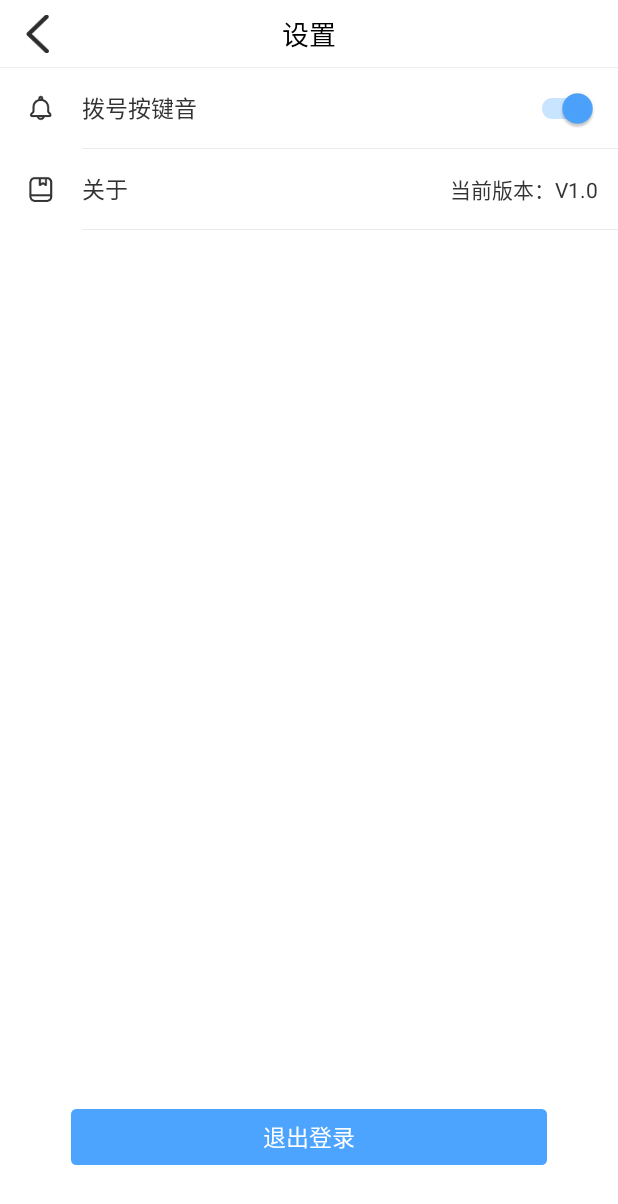
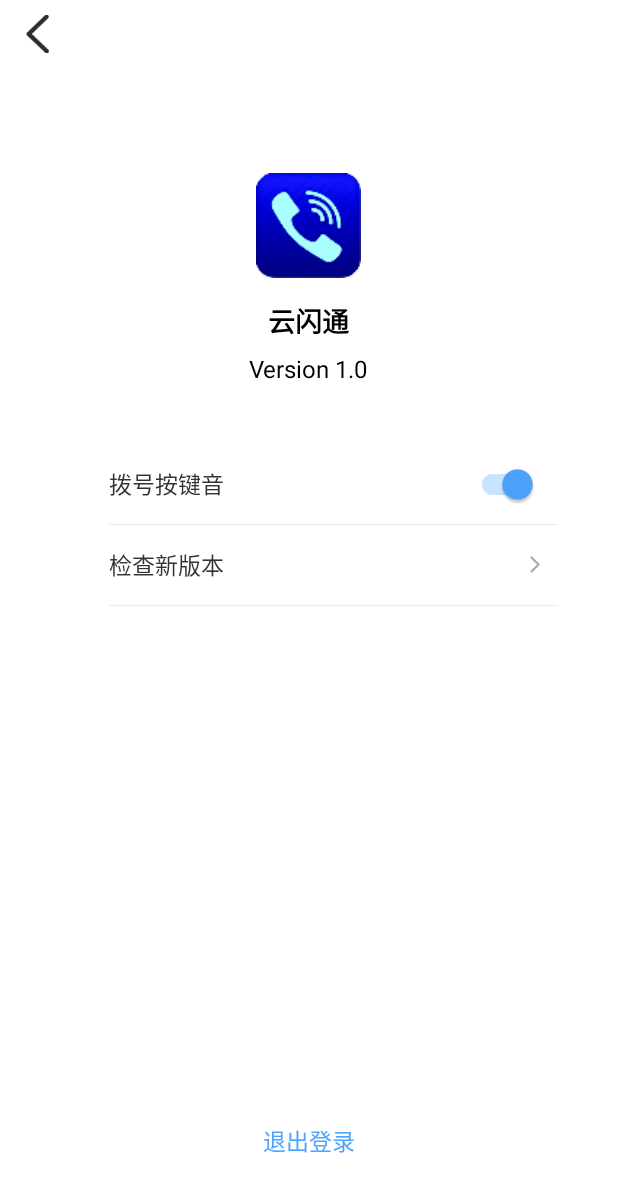
Before and after one commit to Fateee/MySipPhone, an Android app: the SettingActivity screen opened directly, with no data from a screen before it, on a phone screen of 412 x 824 dp. Shown: the top 1204 px of the screen. Run offline under Robolectric (Android 15) with nearby library versions, the phone set to English and light mode, and no system bars; our stand-ins replace data binding; libraries missing offline, so code that uses them is left out: com.easycalltech.ecsdk, com.ec.encrypt, com.ec.net, com.ec.sdk, com.ec.utils and 6 more.

Commit message:
1、设置界面 2.提示文件校验失败

```diff
--- a/app/src/main/java/com/sip/phone/call/calling/CallingFloatView.kt
+++ b/app/src/main/java/com/sip/phone/call/calling/CallingFloatView.kt
@@ -197,6 +197,7 @@ class CallingFloatView {
 
                     //静音按钮恢复默认状态
                     if (tvPhoneMute?.isSelected == true) {
+                        SdkUtil.isMicOff = false
                         SipAudioManager.getInstance().muteMicrophone(false)
                         tvPhoneMute?.isSelected = false
                         changeBtBgColor(tvPhoneMute, false)
@@ -204,6 +205,7 @@ class CallingFloatView {
 
                     //免提按钮恢复默认状态
                     if (tvPhoneSpeaker?.isSelected == true) {
+                        SdkUtil.isVolumeOpen = false
                         SipAudioManager.getInstance().setSpeakerMode(false)
                         tvPhoneSpeaker?.isSelected = false
                         changeBtBgColor(tvPhoneSpeaker, false)
--- a/app/src/main/java/com/sip/phone/sdk/SdkUtil.kt
+++ b/app/src/main/java/com/sip/phone/sdk/SdkUtil.kt
@@ -39,9 +39,9 @@ object SdkUtil {
 
     var isCallOuting = false; //是否正在呼出
     //是否静音
-    private var isMicOff = false
+    var isMicOff = false
     //是否扩音器
-    private var isVolumeOpen = false
+    var isVolumeOpen = false
     //是否是主动拒听
     var isDecline = false
     var mCallingPhone : String? = null
--- a/app/src/main/java/com/sip/phone/ui/setting/SettingActivity.kt
+++ b/app/src/main/java/com/sip/phone/ui/setting/SettingActivity.kt
@@ -5,8 +5,11 @@ import com.ec.utils.MMKVUtil
 import com.sip.phone.R
 import com.sip.phone.BuildConfig
 import com.sip.phone.constant.Constants
+import com.sip.phone.net.HttpPhone
 import com.sip.phone.sdk.SdkUtil
 import com.sip.phone.ui.base.BaseActivity
+import com.sip.phone.update.UpdateDialog
+import com.sip.phone.util.ToastUtil
 import kotlinx.android.synthetic.main.activity_setting_list.*
 
 class SettingActivity : BaseActivity() {
@@ -18,14 +21,39 @@ class SettingActivity : BaseActivity() {
             MMKVUtil.encode(Constants.NUMBER_SOUND_OFF,SdkUtil.mNumSoundOff)
         }
         logout?.setOnClickListener {
-            MMKVUtil.encode(Constants.PHONE,"")
-            EcphoneSdk.unRegister()
-            setResult(RESULT_OK)
-            finish()
+            quitLogin()
         }
-        setlist_about_us?.setSubTitle("当前版本：V${BuildConfig.VERSION_NAME}")
-        setlist_about_us?.setOnClickListener {
+        appVersion?.text = "Version ${BuildConfig.VERSION_NAME}"
+        checkVer?.setOnClickListener {
+            checkAppVersion()
+        }
+    }
 
+    private fun quitLogin() {
+        MMKVUtil.encode(Constants.PHONE,"")
+        EcphoneSdk.unRegister()
+        setResult(RESULT_OK)
+        finish()
+    }
+
+    private fun checkAppVersion() {
+        val phoneCached = MMKVUtil.decodeString(Constants.PHONE)
+        HttpPhone.loginAndCheck(phoneCached,"") {
+            when(it.code) {
+                0,10 -> {
+                    if (10 == it.code) {
+                        UpdateDialog.show(this, it.data)
+                    } else if (SdkUtil.channelId?.equals(it.data?.channelId) == false || SdkUtil.publicKey?.equals(it.data?.publicKey) == false) {
+                        //如果使用中获取的配置数据与本地数据不同，则强制退出
+                        ToastUtil.showToast("配置数据改变，退出登录")
+                        SdkUtil.channelId = null
+                        SdkUtil.publicKey = null
+                        quitLogin()
+                    } else {
+                        ToastUtil.showToast(it.message)
+                    }
+                }
+            }
         }
     }
 }
--- a/app/src/main/java/com/sip/phone/update/UpdateDialog.kt
+++ b/app/src/main/java/com/sip/phone/update/UpdateDialog.kt
@@ -78,6 +78,9 @@ class UpdateDialog : Dialog {
                         Log.i(TAG, "onDownloadSuccess and md5 $downloadFileMd5 ")
                         if (data?.fileMd5.equals(downloadFileMd5,true)) {
                             AppUtil.installApp(File("$fileDirPath/app_newest.apk"))
+                        } else {
+                            ToastUtil.showToast("文件校验失败")
+                            dismiss()
                         }
                     }
                 }
--- a/app/src/main/res/layout/activity_setting_list.xml
+++ b/app/src/main/res/layout/activity_setting_list.xml
@@ -13,7 +13,8 @@
         <com.sip.phone.ui.view.SimpleToolbar
             android:layout_width="match_parent"
             android:layout_height="wrap_content"
-            app:toolbar_title="设置" />
+            app:toolbar_title=""
+            app:showDivider="false"/>
 <!--        <com.sip.phone.ui.view.SetItemLayout-->
 <!--            android:id="@+id/setlist_push"-->
 <!--            android:layout_width="match_parent"-->
@@ -21,11 +22,44 @@
 <!--            app:icon="@drawable/icon_push"-->
 <!--            app:title="@string/push_set"-->
 <!--            app:show_arraw="true" />-->
+
+        <ImageView
+            android:id="@+id/iv_login_logo"
+            android:layout_width="70dp"
+            android:layout_height="70dp"
+            android:src="@mipmap/icon_launcher"
+            android:layout_marginTop="70dp"
+            android:layout_marginBottom="15dp"
+            android:layout_gravity="center_horizontal"
+            app:layout_constraintBottom_toTopOf="@id/tv_login_tip"/>
+
+        <TextView
+            android:id="@+id/appName"
+            android:layout_width="wrap_content"
+            android:layout_height="wrap_content"
+            android:text="@string/app_name"
+            android:textColor="@color/black"
+            android:textSize="18sp"
+            android:includeFontPadding="false"
+            android:layout_marginBottom="10dp"
+            android:layout_gravity="center_horizontal"
+            android:textStyle="bold" />
+
+        <TextView
+            android:id="@+id/appVersion"
+            android:layout_width="wrap_content"
+            android:layout_height="wrap_content"
+            android:textColor="@color/black"
+            android:textSize="16sp"
+            android:includeFontPadding="false"
+            android:layout_marginBottom="40dp"
+            android:layout_gravity="center_horizontal" />
+
         <com.sip.phone.ui.view.SetItemLayout
             android:id="@+id/setlist_ring"
             android:layout_width="match_parent"
             android:layout_height="54dp"
-            app:icon="@drawable/icon_ring"
+            android:layout_marginHorizontal="40dp"
             app:title="拨号按键音"
             app:show_arraw="false" />
 
@@ -73,12 +107,12 @@
 <!--            android:layout_height="7dp"-->
 <!--            android:background="@color/cFAFAFA"/>-->
         <com.sip.phone.ui.view.SetItemLayout
-            android:id="@+id/setlist_about_us"
+            android:id="@+id/checkVer"
             android:layout_width="match_parent"
             android:layout_height="54dp"
-            app:icon="@drawable/icon_aboutus"
-            app:title="关于"
-            app:show_arraw="false"/>
+            android:layout_marginHorizontal="40dp"
+            app:title="检查新版本"
+            app:show_arraw="true"/>
 
 <!--        <com.sip.phone.ui.view.SetItemLayout-->
 <!--            android:id="@+id/setlist_privacy"-->
@@ -92,16 +126,16 @@
             android:layout_weight="1" />
         <com.sip.phone.ui.view.SimpleCornerTextView
             android:id="@+id/logout"
-            android:layout_width="match_parent"
-            android:layout_height="37dp"
-            android:layout_marginLeft="47dp"
-            android:layout_marginRight="47dp"
+            android:layout_width="wrap_content"
+            android:layout_height="wrap_content"
             android:layout_marginBottom="47dp"
-            app:bgColor="@color/c4CA4FF"
-            app:radius="3.5dp"
+            android:layout_gravity="center_horizontal"
+            android:includeFontPadding="false"
+            android:paddingVertical="5dp"
+            android:paddingHorizontal="5dp"
             android:text="退出登录"
             android:textSize="15sp"
-            android:textColor="@color/white"
+            android:textColor="@color/c4CA4FF"
             android:gravity="center"/>
     </LinearLayout>
 </layout>
--- a/app/src/main/res/layout/item_view_setting_list.xml
+++ b/app/src/main/res/layout/item_view_setting_list.xml
@@ -80,6 +80,6 @@
         android:layout_width="match_parent"
         android:layout_height="0.5dp"
         android:background="@color/cEBEBEB"
-        android:layout_marginLeft="39dp"
+        android:layout_marginLeft="17dp"
         android:layout_alignParentBottom="true" />
 </RelativeLayout>
```
